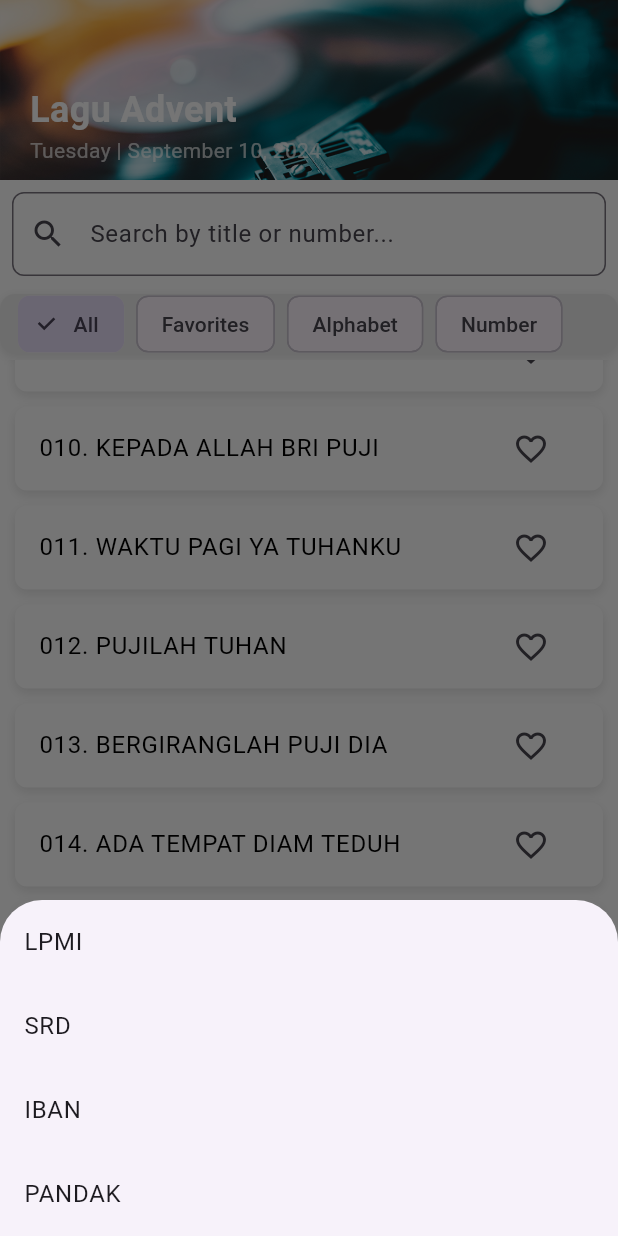
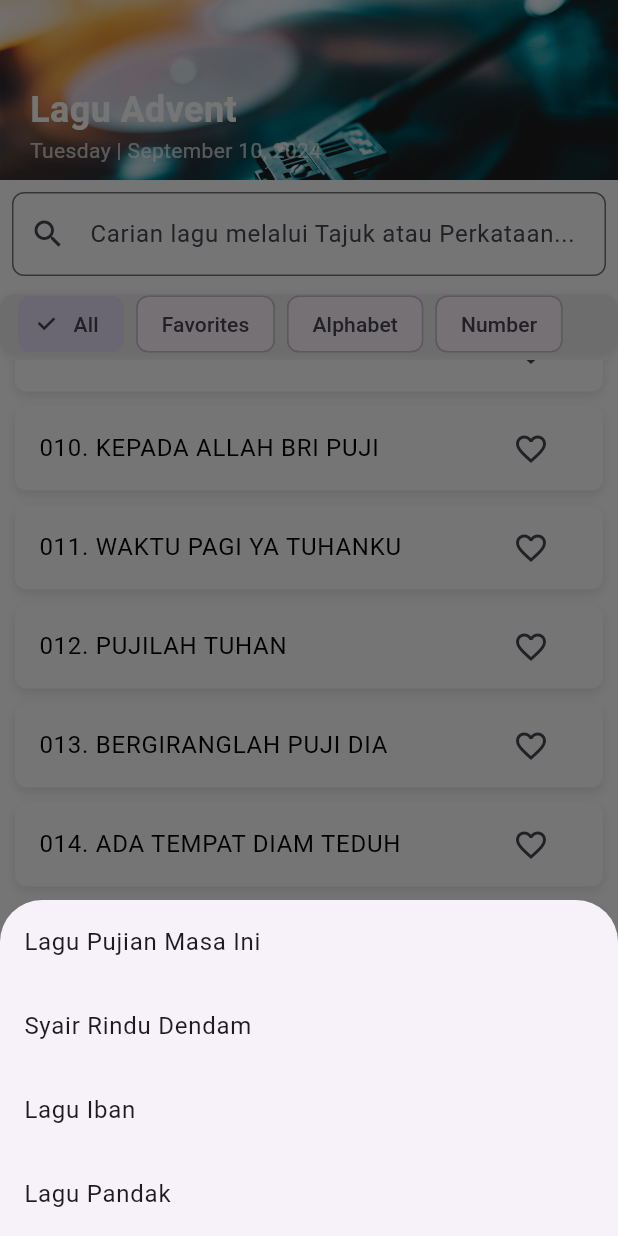
Before and after one commit to hearyaldy/Advent-Song-2, a Flutter app: the screen it shows after launch, scrolled down 576 dp, after a tap on the "library music" icon, on a phone screen of 412 x 824 dp. Run offline on Flutter 3.47's test engine with Material 3 defaults, Android fonts, the phone set to English and light mode, and no system bars; our stand-ins replace logger, shared_preferences.

Commit message:
Change Search Name

```diff
--- a/lib/song_list_page.dart
+++ b/lib/song_list_page.dart
@@ -102,13 +102,13 @@ class SongListPageState extends State<SongListPage> {
         case 'Lagu Pujian Masa Ini':
           _songs = _lpmi;
           break;
-        case 'Syair Rindu dendam':
+        case 'Syair Rindu Dendam':
           _songs = _srd;
           break;
         case 'Lagu Iban':
           _songs = _iban;
           break;
-        case 'Lagu-Lagu Pandak':
+        case 'Lagu Pandak':
           _songs = _pandak;
           break;
       }
@@ -199,7 +199,7 @@ class SongListPageState extends State<SongListPage> {
             child: TextField(
               onChanged: _filterSongs,
               decoration: InputDecoration(
-                hintText: 'Search by title or number...',
+                hintText: 'Carian lagu melalui Tajuk atau Perkataan...',
                 prefixIcon: const Icon(Icons.search),
                 border: OutlineInputBorder(
                   borderRadius: BorderRadius.circular(8.0),
@@ -320,7 +320,7 @@ class SongListPageState extends State<SongListPage> {
       context: context,
       builder: (context) => ListView(
         shrinkWrap: true,
-        children: ['LPMI', 'SRD', 'IBAN', 'PANDAK']
+        children: ['Lagu Pujian Masa Ini', 'Syair Rindu Dendam', 'Lagu Iban', 'Lagu Pandak']
             .map((collection) => ListTile(
                   title: Text(collection),
                   onTap: () {
--- a/pubspec.yaml
+++ b/pubspec.yaml
@@ -31,6 +31,7 @@ flutter:
     - assets/srd.json
     - assets/iban.json
     - assets/pandak.json
+    - assets/icon/icon.png # Path to your icon
 
   # Uncomment and customize fonts if needed.
   # fonts:
```
Also changed, not shown: assets/icon/Icon.png (added).
